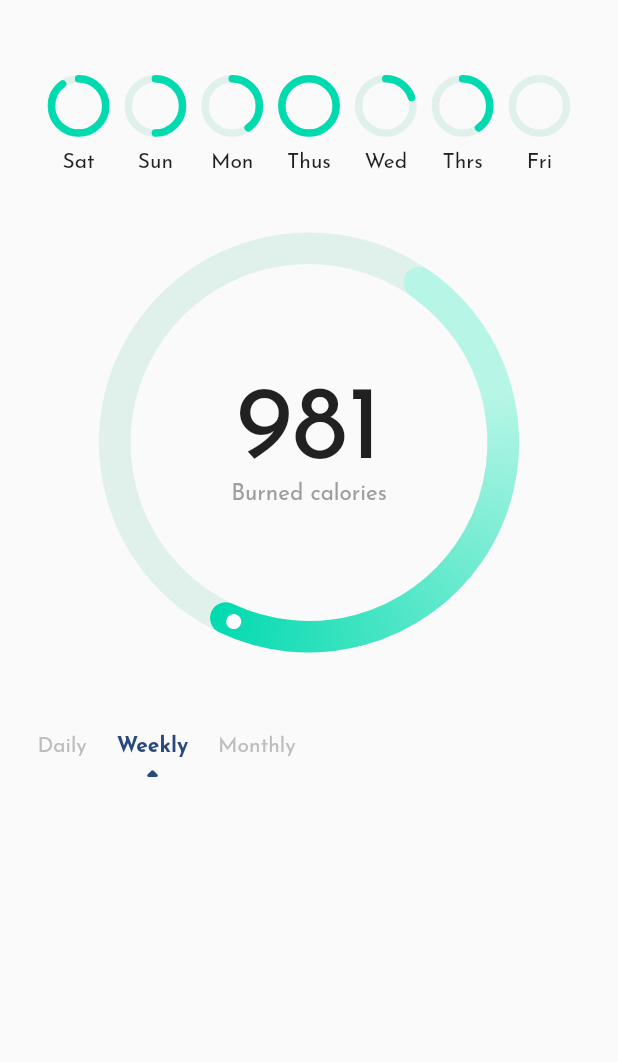
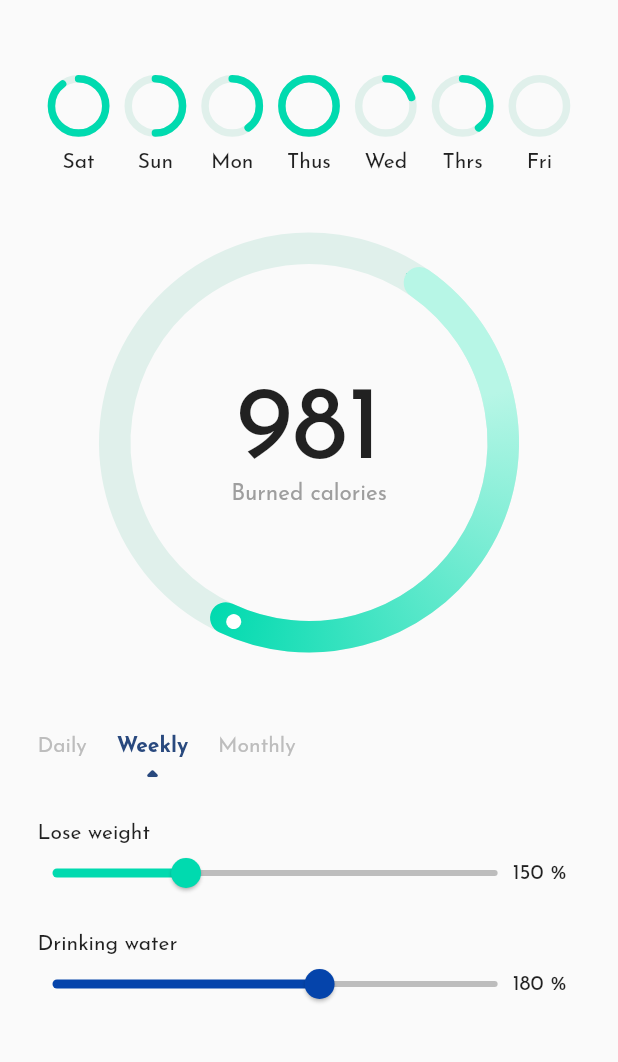
Before and after one commit to mohmedkasim/HealtyLife, a Flutter app: the screen it shows after launch, on a phone screen of 412 x 824 dp, the part 120-1182 px from its top. Run offline on Flutter 3.47's test engine with Material 2 defaults, Android fonts, the phone set to English and light mode, and no system bars; drawn by our look-alikes of percent_indicator, syncfusion_flutter_gauges.

Commit message:
add slider component

```diff
--- /dev/null
+++ b/lib/components/slider_input.dart
@@ -0,0 +1,53 @@
+import 'package:flutter/cupertino.dart';
+import 'package:flutter/material.dart';
+
+class SliderInput extends StatefulWidget {
+  int value;
+  final text;
+  final color;
+  SliderInput({Key key, this.value, this.text, this.color}) : super(key: key);
+
+  @override
+  _SliderInputState createState() => _SliderInputState();
+}
+
+class _SliderInputState extends State<SliderInput> {
+  @override
+  Widget build(BuildContext context) {
+    return Column(
+      crossAxisAlignment: CrossAxisAlignment.start,
+      mainAxisAlignment: MainAxisAlignment.start,
+      children: [
+        Text(widget.text),
+        SizedBox(height: 10),
+        Row(
+          children: [
+            Expanded(
+              flex: 7,
+              child: SliderTheme(
+                data: SliderTheme.of(context).copyWith(
+                    inactiveTrackColor: Colors.grey[400],
+                    thumbColor: widget.color,
+                    activeTrackColor: widget.color,
+                    overlayColor: Color(0x29EB1555),
+                    thumbShape: RoundSliderThumbShape(enabledThumbRadius: 10.0),
+                    overlayShape: RoundSliderOverlayShape(overlayRadius: 10)),
+                child: Slider(
+                  value: widget.value.toDouble(),
+                  min: 120.0,
+                  max: 220.0,
+                  onChanged: (double newValue) {
+                    setState(() {
+                      widget.value = newValue.round();
+                    });
+                  },
+                ),
+              ),
+            ),
+            Expanded(flex: 1, child: Text(widget.value.toString() + " %"))
+          ],
+        ),
+      ],
+    );
+  }
+}
--- a/lib/screens/home_screen.dart
+++ b/lib/screens/home_screen.dart
@@ -1,6 +1,7 @@
 import 'package:flutter/material.dart';
 import 'package:gym_schedule/ExampleData.dart';
 import 'package:gym_schedule/components/radial_gauge.dart';
+import 'package:gym_schedule/components/slider_input.dart';
 import 'package:gym_schedule/components/user_account_container.dart';
 import 'package:gym_schedule/components/week_progress.dart';
 import 'package:syncfusion_flutter_gauges/gauges.dart';
@@ -107,6 +108,18 @@ class _HomeScreenState extends State<HomeScreen> {
                       style: TextStyle(color: Colors.grey[400]),
                     )
                   ],
+                ),
+                SizedBox(height: 20),
+                SliderInput(
+                  value: 150,
+                  text: "Lose weight",
+                  color: Color.fromRGBO(0, 218, 175, 1),
+                ),
+                SizedBox(height: 30),
+                SliderInput(
+                  value: 180,
+                  text: "Drinking water",
+                  color: Color.fromRGBO(5, 68, 171, 1),
                 )
               ],
             ),
```
